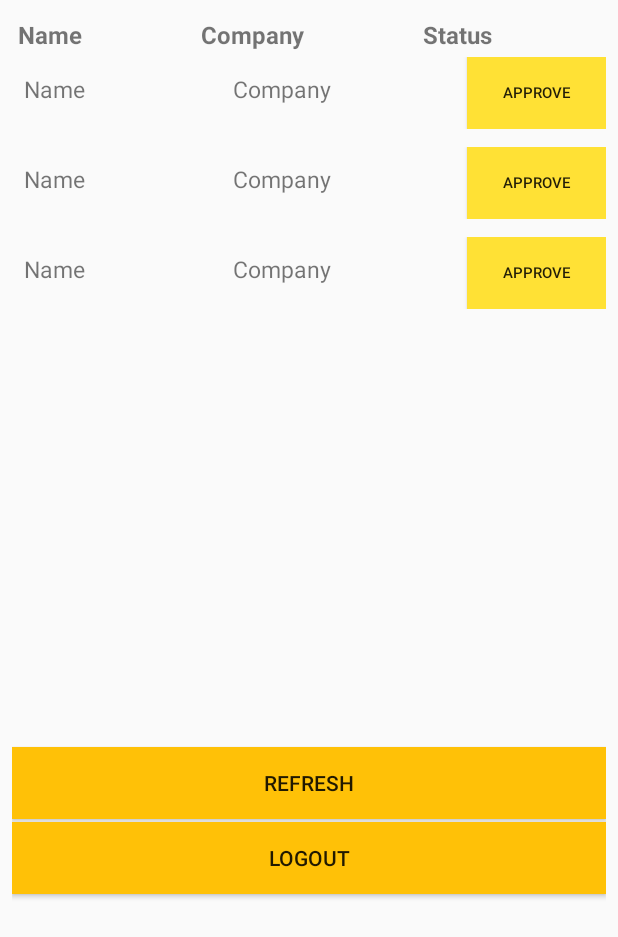
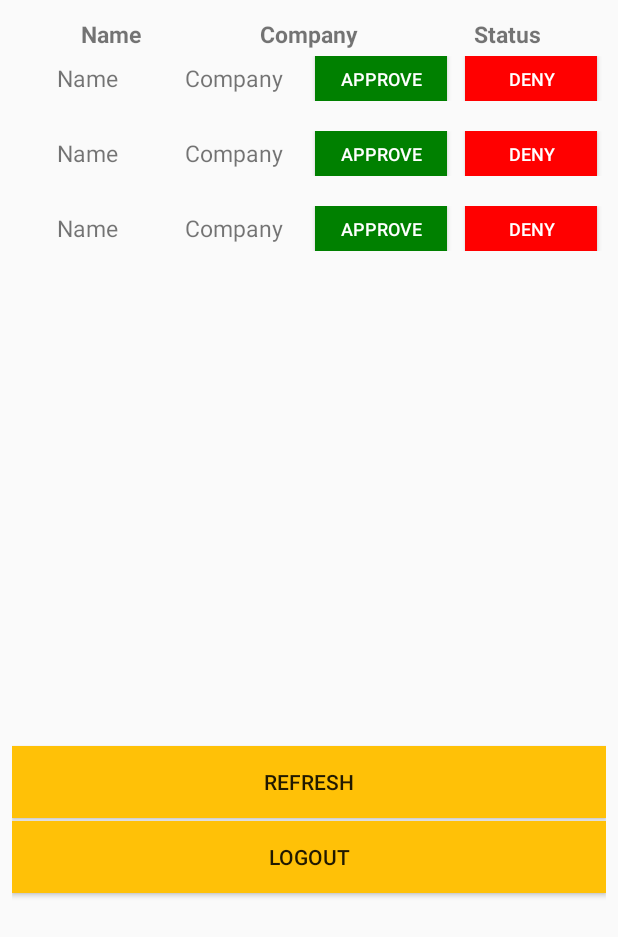
Before and after one commit to Kashish199/Fashion-Hub, an Android app: the layout activity_admin_role.xml on its own in the app's theme, with its tools: preview values and no code run, on a phone screen of 412 x 824 dp. Shown: the top 937 px of the screen. Run offline under Robolectric (Android 15) with nearby library versions, the phone set to English and light mode, and no system bars.

Commit message:
change admin list UI

```diff
--- a/app/src/main/res/layout/activity_admin_role.xml
+++ b/app/src/main/res/layout/activity_admin_role.xml
@@ -4,30 +4,34 @@
     android:layout_width="match_parent"
     android:layout_height="match_parent"
     android:layout_margin="8dp"
-    android:stretchColumns="1,2,3"
+    android:stretchColumns="*"
     tools:context=".AdminRole">
 
     <TableRow>
 
         <TextView
-            android:layout_column="1"
             android:padding="4dp"
             android:text="Name"
-            android:textSize="16dp"
+            android:layout_width="100dp"
+            android:textSize="15dp"
+            android:textAlignment="center"
+            android:textStyle="bold"
+            />
+
+        <TextView
+            android:padding="4dp"
+            android:text="Company"
+            android:textSize="15dp"
+            android:textAlignment="center"
+            android:layout_width="100dp"
             android:textStyle="bold" />
 
         <TextView
-            android:layout_column="1"
-            android:padding="4dp"
-            android:text="Company"
-            android:textSize="16dp"
-            android:textStyle="bold" />
-
-        <TextView
-            android:layout_column="1"
             android:padding="4dp"
             android:text="Status"
-            android:textSize="16dp"
+            android:textSize="15dp"
+            android:textAlignment="center"
+            android:layout_width="100dp"
             android:textStyle="bold" />
 
     </TableRow>
@@ -36,7 +40,7 @@
         android:id="@+id/admin_recycler"
         android:layout_width="match_parent"
         android:layout_height="460dp"
-        tools:listitem="@layout/single_admin_list" />
+        tools:listitem="@layout/single_admin_list"/>
 
     <Button
         android:id="@+id/refresh"
--- a/app/src/main/res/layout/single_admin_list.xml
+++ b/app/src/main/res/layout/single_admin_list.xml
@@ -1,35 +1,58 @@
 <?xml version="1.0" encoding="utf-8"?>
 <TableLayout xmlns:android="http://schemas.android.com/apk/res/android"
     android:layout_width="match_parent"
-    android:layout_height="60dp"
-    android:stretchColumns="1,2,3">
+    android:layout_height="50dp"
+    android:weightSum="3"
+    android:stretchColumns="*">
 
     <TableRow>
-
         <TextView
             android:id="@+id/sellname"
-            android:layout_column="1"
-            android:padding="8dp"
+            android:padding="4dp"
+            android:layout_width="100dp"
             android:text="Name"
+            android:textAlignment="center"
             android:textSize="15dp" />
 
         <TextView
             android:id="@+id/sellcompany"
-            android:layout_column="1"
-            android:padding="8dp"
+            android:padding="4dp"
+            android:layout_width="100dp"
             android:text="Company"
+            android:textAlignment="center"
+            android:layout_weight="1"
             android:textSize="15dp" />
 
         <Button
             android:id="@+id/approve"
-            android:layout_height="wrap_content"
-            android:layout_width="10dp"
-            android:layout_column="1"
-            android:padding="1dp"
-            android:background="#ffe135"
+            android:layout_height="30dp"
+            android:layout_width="100dp"
+            android:textAlignment="center"
+            android:layout_marginBottom="0dp"
+            android:layout_marginTop="0dp"
+            android:layout_marginLeft="0dp"
+            android:layout_marginRight="0dp"
+            android:layout_gravity="center"
+            android:background="#008000"
+            android:width="0dp"
             android:text="Approve"
-            android:textSize="10dp" />
+            android:textSize="12dp"
+            android:textColor="#ffffff"/>
+
+        <Button
+            android:id="@+id/unapprove"
+            android:layout_height="30dp"
+            android:layout_width="100dp"
+            android:width="0dp"
+            android:background="#FF0000"
+            android:layout_gravity="center"
+            android:layout_marginBottom="0dp"
+            android:layout_marginTop="0dp"
+            android:layout_marginLeft="0dp"
+            android:layout_marginRight="0dp"
+            android:text="DENY"
+            android:textSize="12dp"
+            android:textColor="#ffffff"/>
     </TableRow>
 
-
 </TableLayout>
```
